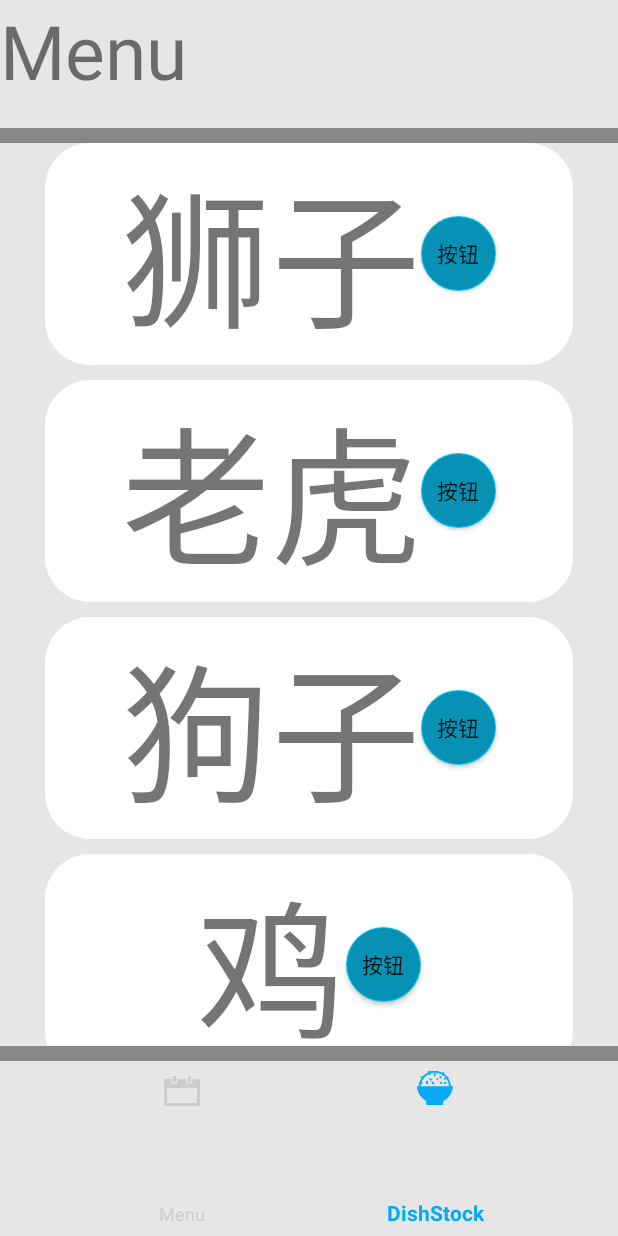
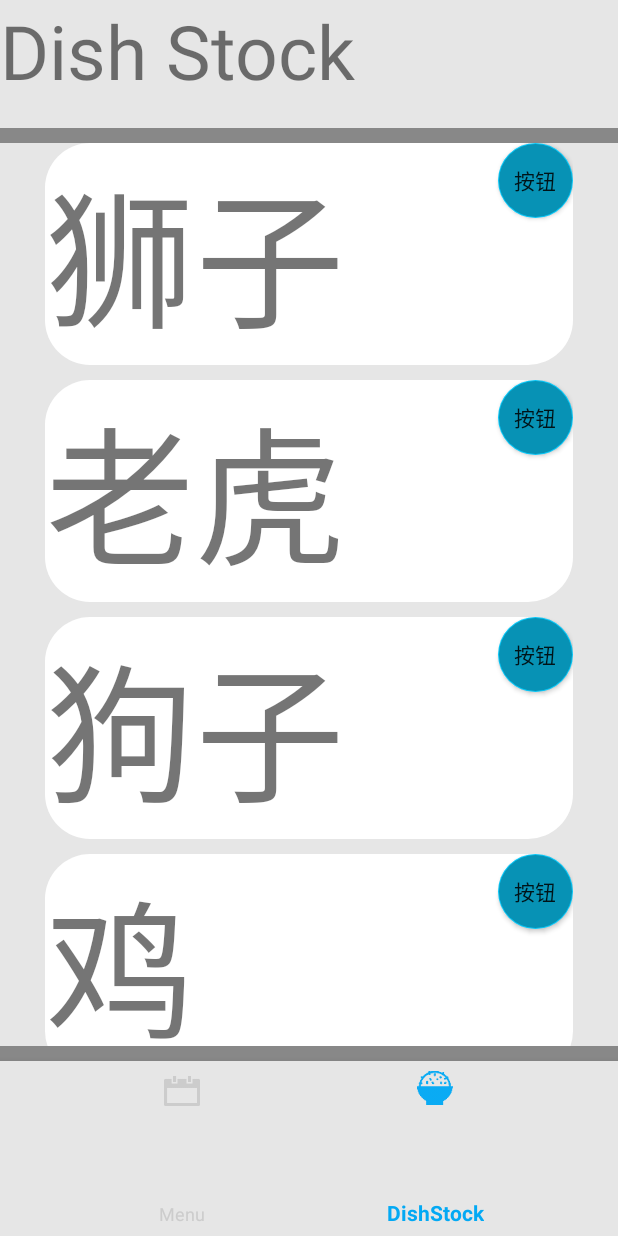
Before and after one commit to mukanov8/CooKiT, an Android app: the screen it shows after launch (MainActivity), item 2 of the bottom bar chosen, on a phone screen of 412 x 824 dp. Run offline under Robolectric (Android 15) with nearby library versions, the phone set to English and light mode, and no system bars.

Commit message:
delete enable

```diff
--- a/app/src/main/res/layout/fragment_dishstock.xml
+++ b/app/src/main/res/layout/fragment_dishstock.xml
@@ -10,7 +10,7 @@
         android:id="@+id/fragment_meanu_title"
         android:layout_width="match_parent"
         android:layout_height="0dp"
-        android:text="Menu"
+        android:text="Dish Stock"
         android:textSize="50sp"
         android:background="#E6E6E6"
         android:layout_weight="1"/>
--- a/app/src/main/res/layout/listview_item.xml
+++ b/app/src/main/res/layout/listview_item.xml
@@ -1,11 +1,10 @@
 <?xml version="1.0" encoding="utf-8"?>
-<LinearLayout xmlns:android="http://schemas.android.com/apk/res/android"
+<RelativeLayout xmlns:android="http://schemas.android.com/apk/res/android"
     android:layout_width="match_parent"
     android:layout_height="match_parent"
-    android:orientation="horizontal"
     android:background="@drawable/listview_item_selector"
-    android:gravity="center"
     android:descendantFocusability="blocksDescendants"
+    android:id="@+id/item"
     >
 
     <TextView
@@ -23,10 +22,8 @@
         android:layout_height="50dp"
         android:text="按钮"
         android:background="@drawable/btn_circle"
-
+        android:layout_alignParentRight="true"
         android:layout_gravity="center" />
 
 
-
-
-</LinearLayout>
+</RelativeLayout>
```
